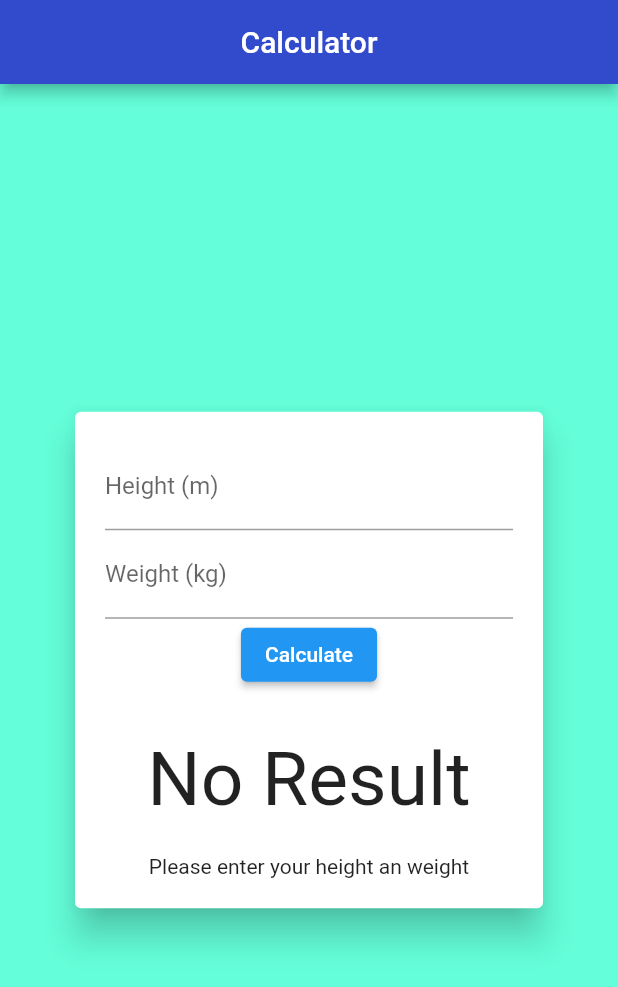
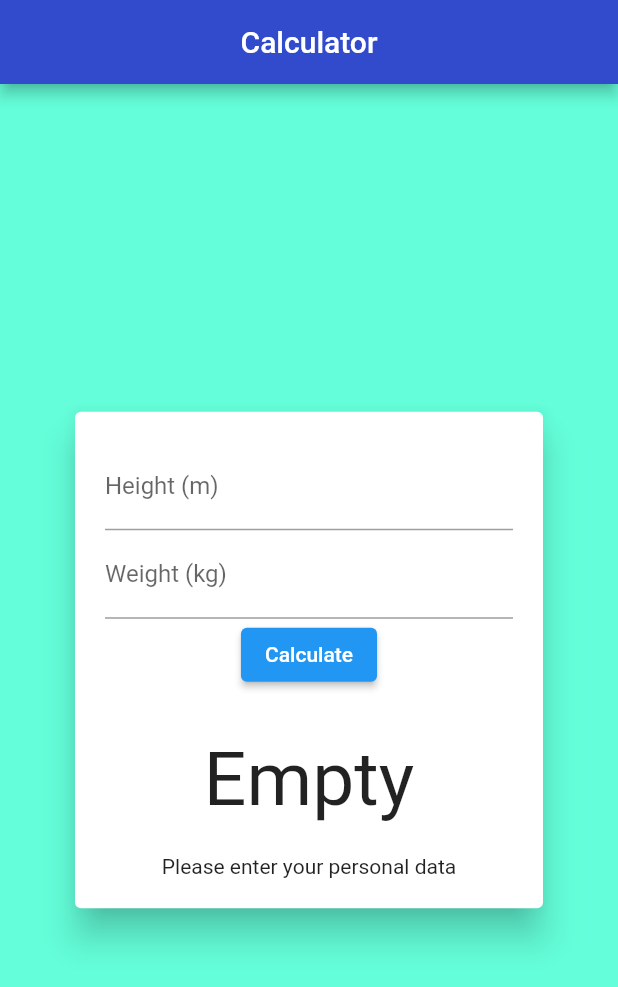
Before and after one commit to Coco-Gianluca/Flutter_BMI, a Flutter app: the screen it shows after launch, after a tap on "Open Drawer", after a tap on "Calculator", on a phone screen of 412 x 824 dp. Shown: the top 987 px of the screen. Run offline on Flutter 3.47's test engine with Material 2 defaults, Android fonts, the phone set to English and light mode, and no system bars; our stand-ins replace sqflite; accounts and stored records are empty; generated files the repository leaves out were written again; network calls fail.

Commit message:
Text and Code improvement

```diff
--- a/lib/main.dart
+++ b/lib/main.dart
@@ -1,7 +1,10 @@
+import 'package:bmi/l10n/l10n.dart';
 import 'package:bmi/widget/button_widget.dart';
 import 'package:bmi/widget/navigation_drawer_widget.dart';
 import 'package:flutter/material.dart';
 import 'package:flutter/services.dart';
+import 'package:flutter_gen/gen_l10n/app_localization.dart';
+import 'package:flutter_localizations/flutter_localizations.dart';
 
 
 Future main() async {
@@ -21,7 +24,17 @@ class MyApp extends StatelessWidget {
   Widget build(BuildContext context) => MaterialApp(
     debugShowCheckedModeBanner: false,
     title: title,
-    theme: ThemeData(primarySwatch: Colors.blue),
+    theme: ThemeData(
+        primarySwatch: Colors.blue
+    ),
+    supportedLocales: L10n.all,
+    localizationsDelegates: [
+      AppLocalizations.delegate,
+      GlobalMaterialLocalizations.delegate,
+      GlobalCupertinoLocalizations.delegate,
+      GlobalWidgetsLocalizations.delegate,
+    ],
+
     home: MainPage(),
   );
 }
--- a/lib/page/calculator_page.dart
+++ b/lib/page/calculator_page.dart
@@ -1,4 +1,9 @@
 import 'package:flutter/material.dart';
+import 'package:sqflite/sqflite.dart';
+import 'package:path/path.dart';
+import 'package:path_provider/path_provider.dart';
+import 'dart:io';
+
 
 class CalculatePage extends StatelessWidget {
   @override
@@ -27,7 +32,7 @@ class _CalculatorState extends State<Calculator> {
   // ID for the Database // The BMI  // the message at the beginning
   int? id;
   double? _bmi;
-  String _message = 'Please enter your height an weight';
+  String _message = 'Please enter your personal data';
 
   void _calculate() {
     final double? height = double.tryParse(_heightController.value.text);
@@ -36,7 +41,7 @@ class _CalculatorState extends State<Calculator> {
     // Check if the inputs are valid
     if (height == null || height <= 0 || weight == null || weight <= 0) {
       setState(() {
-        _message = "Your height and weigh must be positive numbers";
+        _message = "Your height and weight must be positive numbers";
       });
       return;
     }
@@ -46,7 +51,7 @@ class _CalculatorState extends State<Calculator> {
       if (_bmi! < 18.5) {
         _message = "You are underweight";
       } else if (_bmi! < 25) {
-        _message = 'You body is fine';
+        _message = 'Your body is fine';
       } else if (_bmi! < 30) {
         _message = 'You are overweight';
       } else {
@@ -98,7 +103,7 @@ class _CalculatorState extends State<Calculator> {
                     ),
                     Container(
                       child: Text(
-                        _bmi == null ? 'No Result' : _bmi!.toStringAsFixed(2),
+                        _bmi == null ? 'Empty' : _bmi!.toStringAsFixed(2),
                         style: TextStyle(fontSize: 50),
                         textAlign: TextAlign.center,
                       ),
@@ -120,7 +125,4 @@ class _CalculatorState extends State<Calculator> {
         ));
   }
 
-
-
-
 }
--- a/lib/page/statement_page.dart
+++ b/lib/page/statement_page.dart
@@ -6,7 +6,7 @@ class StatementPage extends StatelessWidget {
   @override
   Widget build(BuildContext context) => Scaffold(
     appBar: AppBar(
-      title: Text('What is BMi'),
+      title: Text('What is BMI'),
       centerTitle: true,
       backgroundColor: Color.fromRGBO(50, 75, 205, 1),
     ),
@@ -20,9 +20,7 @@ class StatementPage extends StatelessWidget {
 
                   child: SingleChildScrollView(
                       child:Text
-                        ('What is a Body-Mass-Index? '
-
-                         '\n \nYour BMI is a number based on your height, weight and age. Each of these are divided into three categories: under 18.5, 18.5-24 and 25-29.9. For women it is considered normal to be around 18.5 and 25 for men to be over 30. A reading of over 30 is considered overweight. For example, if you are a woman and have a BMI of 24.9 then you are considered overweight.'
+                        ('Your BMI is a number based on your height, weight and age. Each of these are divided into three categories: under 18.5, 18.5-24 and 25-29.9. For women it is considered normal to be around 18.5 and 25 for men to be over 30. A reading of over 30 is considered overweight. For example, if you are a woman and have a BMI of 24.9 then you are considered overweight.'
                          'Weight gain over the last year is common for most people in their mid-thirties. More specifically, women are at a higher risk of gaining weight than men. A study by the International Journal of Epidemiology (IJE) examined how BMI has changed from 1985-1995. The results revealed a very significant rise in weight gain amongst women aged 30 and above, and this was found to be both a cause and consequence of life events.'
                          'Drinking habits have changed dramatically over the last 20 years. More and more women are choosing to drink more wine than beer. This results in women having a higher rate of alcohol intake than men.')
 
```
Also changed, not shown: pubspec.lock.
